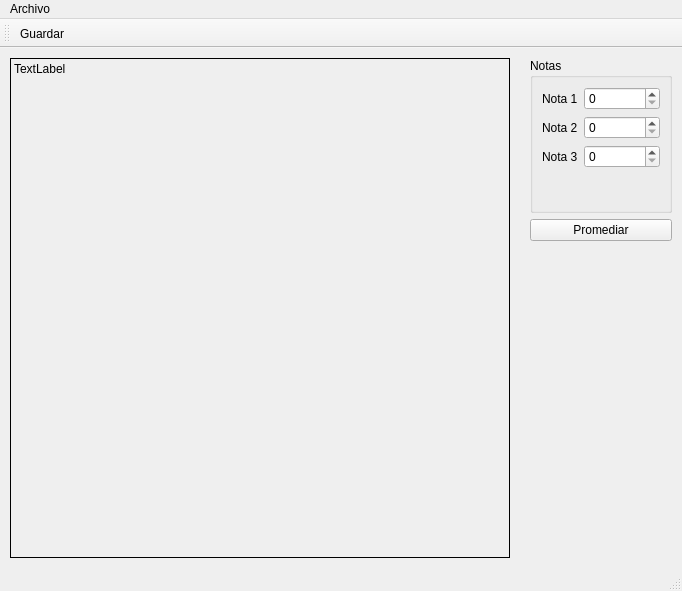
Old version of the form principal.ui in the repository SamSami25/Graficas.
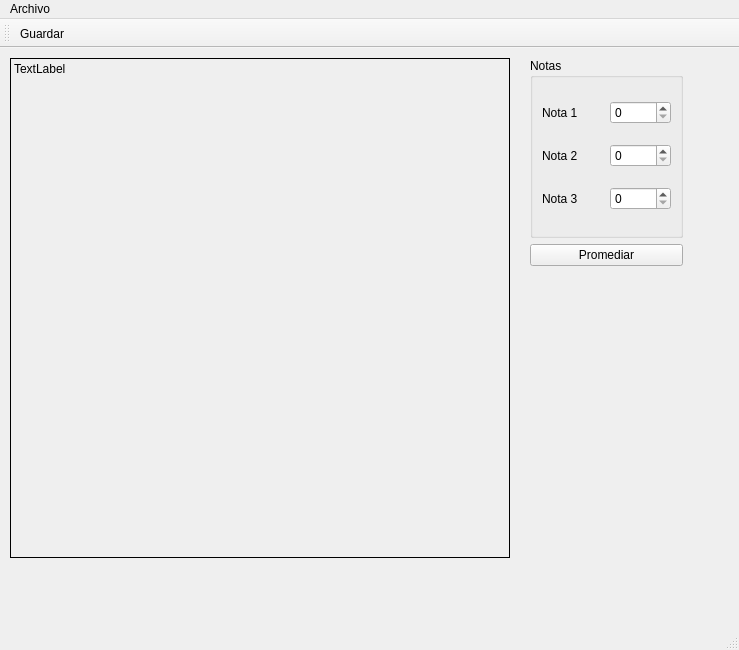
New version of the form. Icons and pictures are not drawn.

Commit message: Refactorización

```diff
--- a/principal.ui
+++ b/principal.ui
@@ -6,8 +6,8 @@
    <rect>
     <x>0</x>
     <y>0</y>
-    <width>682</width>
-    <height>591</height>
+    <width>739</width>
+    <height>650</height>
    </rect>
   </property>
   <property name="windowTitle">
@@ -44,8 +44,8 @@
      <rect>
       <x>530</x>
       <y>10</y>
-      <width>142</width>
-      <height>183</height>
+      <width>153</width>
+      <height>208</height>
      </rect>
     </property>
     <layout class="QVBoxLayout" name="verticalLayout">
@@ -54,7 +54,7 @@
        <property name="title">
         <string>Notas</string>
        </property>
-       <layout class="QFormLayout" name="formLayout">
+       <layout class="QGridLayout" name="gridLayout">
         <item row="0" column="0">
          <widget class="QLabel" name="label">
           <property name="text">
@@ -63,7 +63,11 @@
          </widget>
         </item>
         <item row="0" column="1">
-         <widget class="QSpinBox" name="inNota1"/>
+         <widget class="QSpinBox" name="inNota1">
+          <property name="maximum">
+           <number>100</number>
+          </property>
+         </widget>
         </item>
         <item row="1" column="0">
          <widget class="QLabel" name="label_2">
@@ -73,7 +77,11 @@
          </widget>
         </item>
         <item row="1" column="1">
-         <widget class="QSpinBox" name="inNota2"/>
+         <widget class="QSpinBox" name="inNota2">
+          <property name="maximum">
+           <number>100</number>
+          </property>
+         </widget>
         </item>
         <item row="2" column="0">
          <widget class="QLabel" name="label_3">
@@ -83,7 +91,11 @@
          </widget>
         </item>
         <item row="2" column="1">
-         <widget class="QSpinBox" name="inNota3"/>
+         <widget class="QSpinBox" name="inNota3">
+          <property name="maximum">
+           <number>100</number>
+          </property>
+         </widget>
         </item>
        </layout>
       </widget>
@@ -103,7 +115,7 @@
     <rect>
      <x>0</x>
      <y>0</y>
-     <width>682</width>
+     <width>739</width>
      <height>27</height>
     </rect>
    </property>
```
The commit also changes 2 other files.
